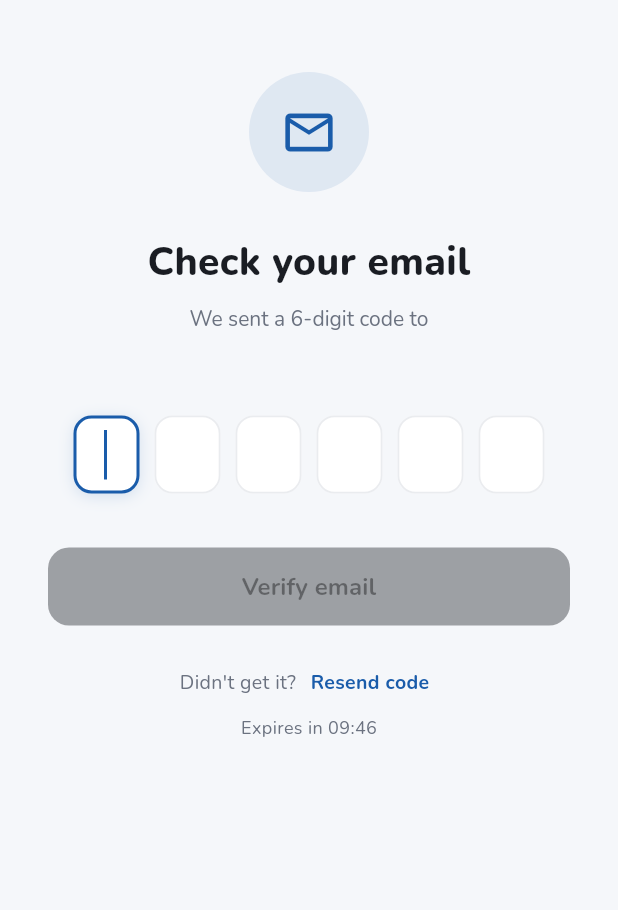
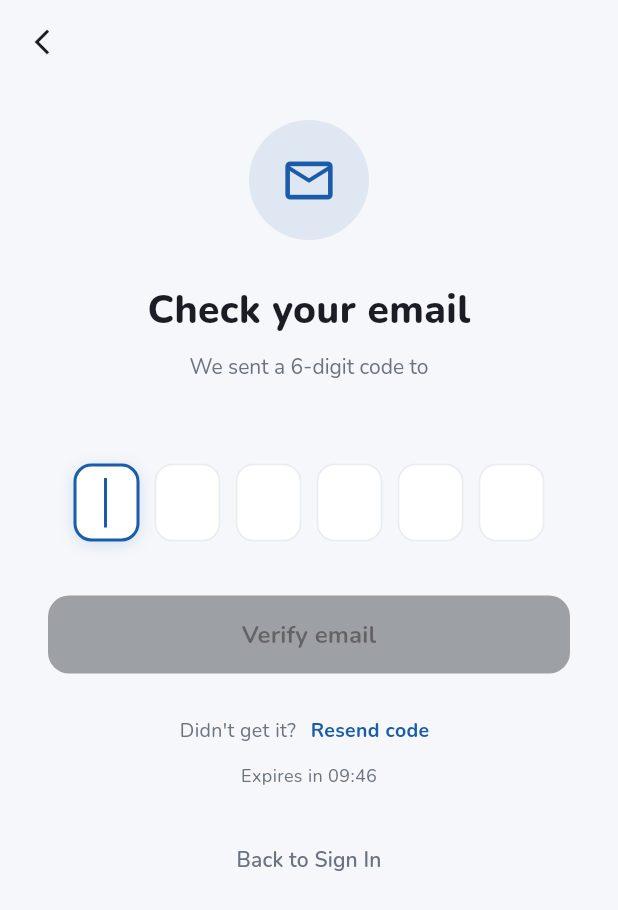
Before and after one commit to salehhamdy/Kapiert, a Flutter app: the VerifyEmailScreen screen opened directly with empty values, on a phone screen of 412 x 824 dp. Shown: the top 910 px of the screen. Run offline on Flutter 3.47's test engine with Material 3 defaults, Android fonts, the phone set to English and light mode, and no system bars; drawn by our look-alikes of flutter_animate; our stand-ins replace flutter_local_notifications, flutter_riverpod, google_fonts, google_sign_in, shared_preferences, sqflite and 3 more; accounts and stored records are empty.

Commit message:
feat(auth): reactive auth navigation, back button, and auto-session detection

```diff
--- a/flutter_app/lib/features/auth/screens/verify_email_screen.dart
+++ b/flutter_app/lib/features/auth/screens/verify_email_screen.dart
@@ -278,6 +278,14 @@ class _VerifyEmailScreenState extends ConsumerState<VerifyEmailScreen> {
 
   @override
   Widget build(BuildContext context) {
+    ref.listen<AuthState>(authProvider, (previous, next) {
+      if (next.user != null && mounted) {
+        Navigator.of(context).pushReplacement(
+          MaterialPageRoute(builder: (_) => const WelcomeScreen()),
+        );
+      }
+    });
+
     final isDark = Theme.of(context).brightness == Brightness.dark;
     final bg = isDark ? AppColors.backgroundDark : AppColors.backgroundLight;
     final textPrimary =
@@ -287,9 +295,17 @@ class _VerifyEmailScreenState extends ConsumerState<VerifyEmailScreen> {
 
     return Scaffold(
       backgroundColor: bg,
+      appBar: AppBar(
+        backgroundColor: Colors.transparent,
+        elevation: 0,
+        leading: IconButton(
+          icon: Icon(Icons.arrow_back_ios_new, size: 20, color: textPrimary),
+          onPressed: () => Navigator.of(context).maybePop(),
+        ),
+      ),
       body: SafeArea(
         child: SingleChildScrollView(
-          padding: const EdgeInsets.symmetric(horizontal: 32, vertical: 48),
+          padding: const EdgeInsets.symmetric(horizontal: 32, vertical: 24),
           child: Column(
             crossAxisAlignment: CrossAxisAlignment.center,
             children: [
@@ -442,6 +458,20 @@ class _VerifyEmailScreenState extends ConsumerState<VerifyEmailScreen> {
                   ),
                 ],
               ).animate().fadeIn(delay: 260.ms, duration: 350.ms),
+              const SizedBox(height: 24),
+
+              // ── Back to Sign In ──────────────────────────────────────────
+              TextButton(
+                onPressed: () => Navigator.of(context).maybePop(),
+                child: Text(
+                  'Back to Sign In',
+                  style: GoogleFonts.nunito(
+                    fontSize: 14,
+                    fontWeight: FontWeight.w600,
+                    color: textSecondary,
+                  ),
+                ),
+              ),
             ],
           ),
         ),
```
Also changed, not shown: flutter_app/lib/features/auth/screens/sign_up_screen.dart (+7 -0 lines).
